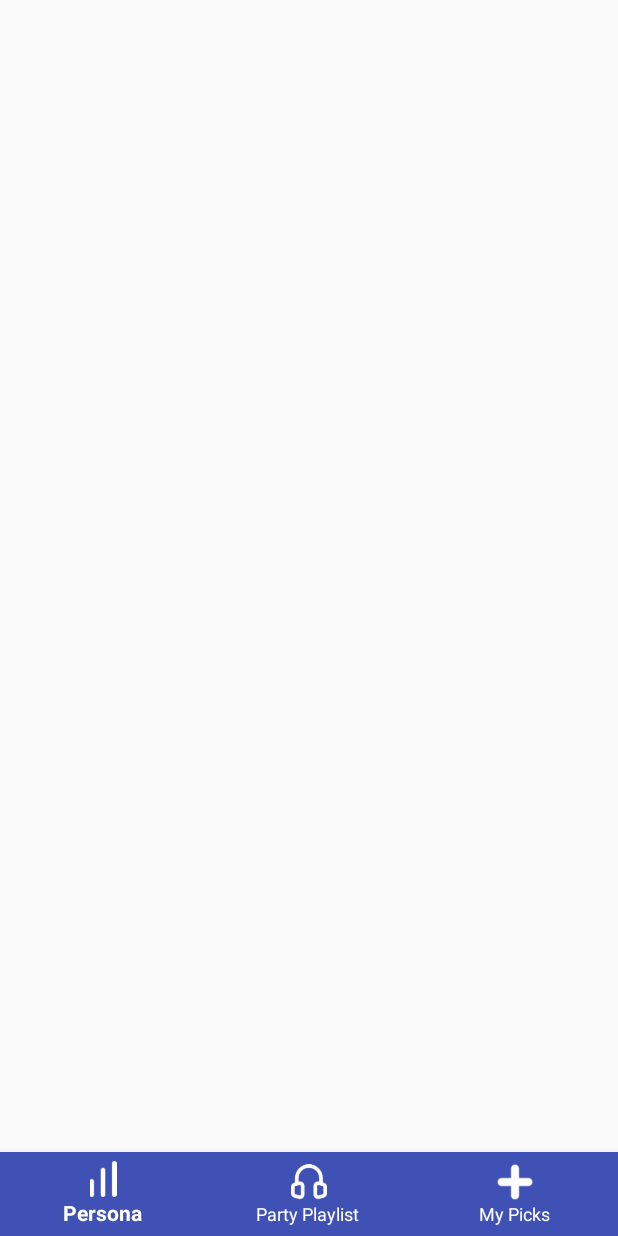
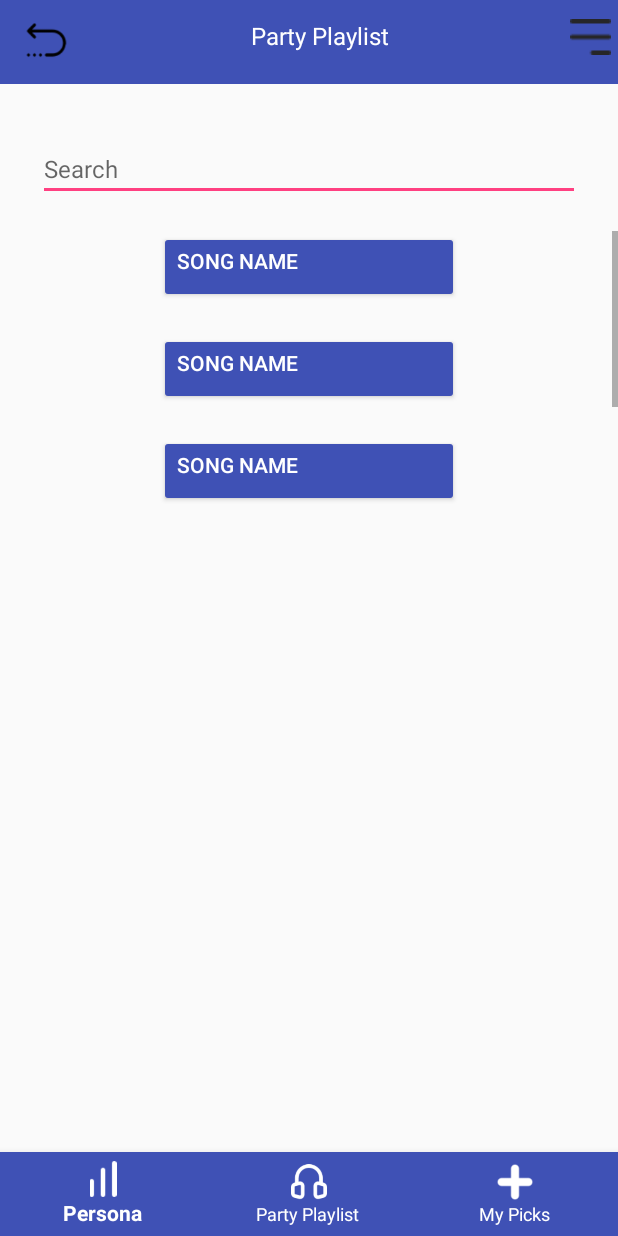
Before and after one commit to kandi97/aux_cord, an Android app: the layout my_picks.xml on its own in the app's theme, with its tools: preview values and no code run, on a phone screen of 412 x 824 dp. Run offline under Robolectric (Android 15) with nearby library versions, the phone set to English and light mode, and no system bars.

Commit message:
my picks done

```diff
--- a/AuxCord/app/src/main/res/layout/my_picks.xml
+++ b/AuxCord/app/src/main/res/layout/my_picks.xml
@@ -3,7 +3,86 @@
     xmlns:app="http://schemas.android.com/apk/res-auto"
     android:layout_width="match_parent"
     android:layout_height="match_parent">
+    <include
+        layout="@layout/tool_bar_2"
+        android:id="@+id/top_toolbar"
+        android:layout_width="match_parent"
+        android:layout_height="wrap_content" />
 
+    <EditText
+        android:id="@+id/search_my_picks"
+        android:layout_width="match_parent"
+        android:layout_height="wrap_content"
+        android:layout_marginLeft="25dp"
+        android:layout_marginRight="25dp"
+        android:layout_marginTop="35dp"
+        android:hint="@string/search"
+        android:inputType="textNoSuggestions"
+        android:textColor="@android:color/black"
+        android:textSize="16dp"
+        android:layout_below="@id/top_toolbar"/>
+
+    <ScrollView
+        android:layout_width="match_parent"
+        android:layout_height="200dp"
+        android:layout_marginTop="20dp"
+        android:layout_below="@id/search_my_picks">
+
+        <LinearLayout
+            android:layout_width="match_parent"
+            android:layout_height="500dp"
+            android:orientation="vertical"
+            android:layout_gravity="top">
+            <Button
+                android:layout_width="200dp"
+                android:layout_height="wrap_content"
+                android:text="@string/song_name"
+                android:backgroundTint="@color/colorPrimary"
+                android:textColor="@android:color/white"
+                android:layout_marginBottom="20dp"
+                android:gravity="left"
+                android:layout_gravity="center"/>
+            <Button
+                android:layout_width="200dp"
+                android:layout_height="wrap_content"
+                android:text="@string/song_name"
+                android:backgroundTint="@color/colorPrimary"
+                android:textColor="@android:color/white"
+                android:layout_marginBottom="20dp"
+                android:gravity="left"
+                android:layout_gravity="center"/>
+            <Button
+                android:layout_width="200dp"
+                android:layout_height="wrap_content"
+                android:text="@string/song_name"
+                android:backgroundTint="@color/colorPrimary"
+                android:textColor="@android:color/white"
+                android:layout_marginBottom="20dp"
+                android:gravity="left"
+                android:layout_gravity="center"/>
+            <Button
+                android:layout_width="200dp"
+                android:layout_height="wrap_content"
+                android:text="@string/song_name"
+                android:backgroundTint="@color/colorPrimary"
+                android:textColor="@android:color/white"
+                android:layout_marginBottom="20dp"
+                android:gravity="left"
+                android:layout_gravity="center"/>
+            <Button
+                android:layout_width="200dp"
+                android:layout_height="wrap_content"
+                android:text="@string/song_name"
+                android:backgroundTint="@color/colorPrimary"
+                android:textColor="@android:color/white"
+                android:layout_marginBottom="20dp"
+                android:gravity="left"
+                android:layout_gravity="center"/>
+
+
+        </LinearLayout>
+
+    </ScrollView>
 
     <android.support.design.widget.BottomNavigationView
         android:id="@+id/bottom_navigation"
@@ -15,4 +94,5 @@
         app:itemIconTint="@drawable/nav_item_color_state"
         app:itemTextColor="@drawable/nav_item_color_state"/>
 
+
 </RelativeLayout>
--- a/AuxCord/app/src/main/res/values/strings.xml
+++ b/AuxCord/app/src/main/res/values/strings.xml
@@ -15,4 +15,5 @@
     <string name="nearby_party">Nearby party</string>
     <string name="song_name">Song name</string>
     <string name="now_playing">Now playing</string>
+    <string name="search">Search</string>
 </resources>
```
